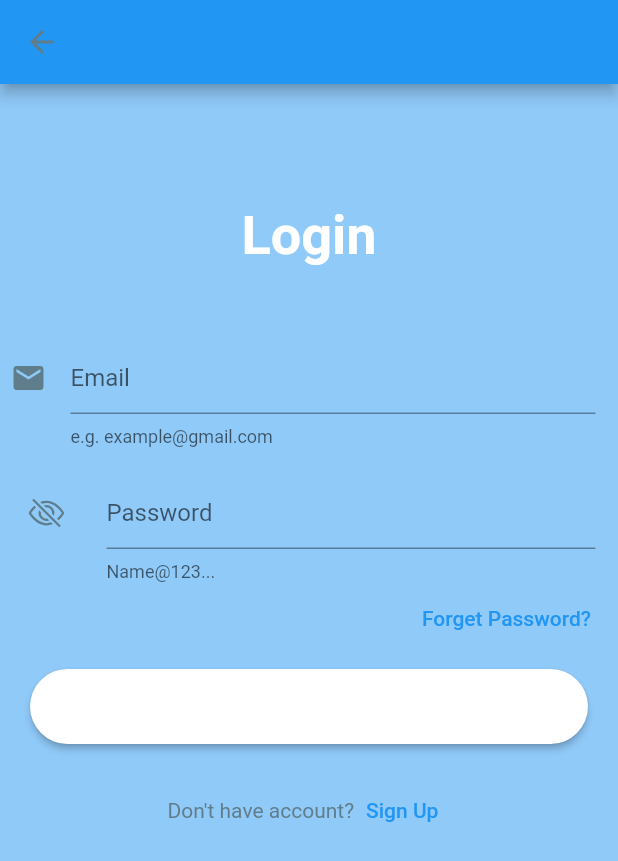
After one commit to Shashank-Sahu8/Tic-Tac-Toe, a Flutter app: the signup screen opened directly, after a tap on "Sign up", after a tap on "Login", on a phone screen of 412 x 824 dp. The commit adds this screen. Shown: the top 861 px of the screen. Run offline on Flutter 3.47's test engine with Material 2 defaults, Android fonts, the light colour scheme and no system bars; our stand-ins replace awesome_dialog, cloud_firestore, firebase_auth, firebase_core, firebase_storage, flutter_spinkit and 4 more; accounts and stored records are empty; generated files the repository leaves out were written again.

Commit message:
Tic Tac Toe

```diff
--- /dev/null
+++ b/lib/login/login.dart
@@ -0,0 +1,166 @@
+import 'package:cloud_firestore/cloud_firestore.dart';
+import 'package:firebase_auth/firebase_auth.dart';
+import 'package:firebase_storage/firebase_storage.dart';
+import 'package:flutter/material.dart';
+import 'package:fluttertoast/fluttertoast.dart';
+import 'package:google_sign_in/google_sign_in.dart';
+import 'package:icons_plus/icons_plus.dart';
+import 'package:tictic/login/signup.dart';
+
+import 'forgetpassword.dart';
+class login extends StatefulWidget {
+
+  const login({super.key});
+
+  @override
+  State<login> createState() => _loginState();
+}
+bool obtext=false;
+final  _auth = FirebaseAuth.instance;
+String? uid=_auth.currentUser?.uid;
+
+class _loginState extends State<login> {
+  var time=DateTime.now();
+  bool loading=false;
+  final _formfield=GlobalKey<FormState>();
+  final emailcontroller=TextEditingController();
+  final password=TextEditingController();
+
+  void login() async{
+    showDialog(context: context, builder: (context){return const Center(child: CircularProgressIndicator(),);});
+    setState(() {
+      loading=true;
+    });
+    await _auth.signInWithEmailAndPassword(email: emailcontroller.text, password: password.text.toString()).then((value){
+      utils().toastmess("Login Successfully");
+      //LocalNotifications.showSimpleNotification(title: 'To_Do',body: 'Successful Log In',payload: 'hello');
+      setState(() {
+        loading=false ;
+      });
+      //Navigator.push(context, MaterialPageRoute(builder: (context)=>pagepage()));
+      utils().toastmess(value.user!.email.toString());}).onError((error, stackTrace) {
+      setState(() {
+        loading=false;
+      });debugPrint(error.toString());utils().toastmess(error.toString());});
+  }
+
+  ad()async{utils().toastmess("doe");
+  print("no user");
+  await FirebaseFirestore.instance.collection('test').doc(uid).set({'ClassName':emailcontroller.text.toString(),'ClassId':password.text.toString()});
+  utils().toastmess("new user");
+  }
+
+  @override
+  Widget build(BuildContext context) {
+    return Scaffold(
+      appBar: AppBar(automaticallyImplyLeading: true,iconTheme: IconThemeData(color: Colors.blueGrey),),
+      backgroundColor: Theme.of(context).colorScheme.background,
+      body: Container(
+        child: SingleChildScrollView(
+          scrollDirection: Axis.vertical,
+          child: Column(
+            mainAxisAlignment: MainAxisAlignment.center,
+            crossAxisAlignment: CrossAxisAlignment.center,
+            children: [
+              SizedBox(height: 80,),
+              Text("Login",textAlign: TextAlign.center,style: TextStyle(fontSize: 36,fontWeight: FontWeight.w700,color: Theme.of(context).colorScheme.onPrimaryContainer),),
+              SizedBox(height: 50,),
+              Form(
+                  key: _formfield,
+                  child: Padding(
+                    padding: const EdgeInsets.only(right: 15.0,left: 7.0),
+                    child: Column(
+
+                      children: [
+                        TextFormField(
+                          keyboardType: TextInputType.emailAddress,
+                          cursorColor: Theme.of(context).colorScheme.tertiary,
+                          controller: emailcontroller,
+                          decoration: InputDecoration(
+                              hintText: "Email",
+                              helperText: "e.g. example@gmail.com",
+                              icon: Icon(Icons.email,color: Colors.blueGrey,)),
+                          validator: (value){if(value!.isEmpty){return 'Enter email';}return null;},
+                        ),
+                        SizedBox(
+                          height: 20,
+                        ),
+                        TextFormField(
+                          keyboardType: TextInputType.text,
+                          cursorColor: Theme.of(context).colorScheme.tertiary,
+                          obscureText: obtext,
+                          controller: password,
+                          decoration: InputDecoration(
+                              hintText: "Password",
+                              helperText: "Name@123...",
+                              icon: IconButton(icon:Icon(obtext!=false?Bootstrap.eye_fill:Bootstrap.eye_slash,color: Colors.blueGrey,) ,onPressed: (){setState(() {
+                                setState(() {
+                                  obtext=!obtext;
+                                });
+                              });},)),
+                          validator: (value){if(value!.isEmpty){return 'Enter password';}return null;},
+                        )
+                      ],
+                    ),
+                  )
+              ),
+              Padding(
+                padding: const EdgeInsets.only(right: 10.0),
+                child: Row(mainAxisAlignment: MainAxisAlignment.end,
+                  children: [
+                    TextButton(onPressed: (){Navigator.push(context, MaterialPageRoute(builder: (context)=>forgetpass()));}, child: Text("Forget Password?",style: TextStyle(color: Theme.of(context).colorScheme.tertiary),)),
+                  ],
+                ),
+              ),
+              Padding(
+                padding: const EdgeInsets.only(left:20.0,top: 10,right: 20.0,bottom: 20.0),
+                child: ElevatedButton(style: ElevatedButton.styleFrom(backgroundColor: Theme.of(context).colorScheme.onPrimaryContainer,shape: RoundedRectangleBorder(borderRadius: BorderRadius.circular(30))) ,
+
+                    onPressed: () {
+                  //ad();
+                      if(_formfield.currentState!.validate()){
+                        login();}
+                        //adduser();
+                        // final snapshot= FirebaseFirestore.instance.doc(uid.toString()).collection('marks').doc('user').collection('user_mail').get();
+                        // if(snapshot.toString().isEmpty)
+                        //   {
+                        //     adduser();
+                        //   }
+                        // else
+                        //   {
+                        //     updateuser();
+                        //   }
+                      //}
+                    }
+
+                    , child: Container(height: 50,child: Row(crossAxisAlignment: CrossAxisAlignment.center,mainAxisAlignment: MainAxisAlignment.center,children: [Icon(Icons.login),SizedBox(width: 10,),Text("Login")],),)),
+              ),
+              Row(mainAxisAlignment: MainAxisAlignment.center,
+                children: [
+                  Text("Don't have account?",style: TextStyle(color: Colors.blueGrey),),
+                  TextButton(onPressed: (){Navigator.push(context, MaterialPageRoute(builder: (context)=>signup()));}, child: Text("Sign Up",style: TextStyle(color: Theme.of(context).colorScheme.tertiary),))
+                ],
+              )
+            ],
+          ),
+        ),
+      ),
+    );
+  }
+}
+class utils{
+
+  toastmess(String message)
+  {
+    Fluttertoast.showToast(
+        msg: message,
+        toastLength: Toast.LENGTH_SHORT,
+        gravity: ToastGravity.BOTTOM,
+        timeInSecForIosWeb: 1,
+        backgroundColor: Colors.grey[700],
+        textColor:  Color(0xff733E9E),
+        fontSize: 16.0
+    );
+  }
+
+}
--- /dev/null
+++ b/lib/login/signup.dart
@@ -0,0 +1,174 @@
+import 'package:firebase_auth/firebase_auth.dart';
+import 'package:flutter/material.dart';
+import 'package:fluttertoast/fluttertoast.dart';
+import 'package:icons_plus/icons_plus.dart';
+import 'login.dart';
+
+class signup extends StatefulWidget {
+  const signup({super.key});
+
+  @override
+  State<signup> createState() => _signupState();
+}
+
+class _signupState extends State<signup> {
+  final formfield=GlobalKey<FormState>();
+  final emailcontroller=TextEditingController();
+  final passwordcontroller=TextEditingController();
+  final confirmpasswordcontroller=TextEditingController();
+  bool loading=false;
+  FirebaseAuth _auth=FirebaseAuth.instance;
+  @override
+  void dispose() {
+    // TODO: implement dispose
+    super.dispose();
+    emailcontroller.dispose();
+    passwordcontroller.dispose();
+  }
+  @override
+  Widget build(BuildContext context) {
+    return Scaffold(appBar: AppBar(automaticallyImplyLeading: true,iconTheme: IconThemeData(color: Colors.blueGrey),),
+      backgroundColor:Theme.of(context).colorScheme.background,
+      extendBodyBehindAppBar: true,
+      body: SafeArea(
+        child: Container(
+          child: SingleChildScrollView(
+            scrollDirection: Axis.vertical,
+            child: Column(
+              mainAxisAlignment: MainAxisAlignment.center,
+              crossAxisAlignment: CrossAxisAlignment.center,
+              children: [
+                Column(
+                  children: [
+                    SizedBox(height: 50,),
+                    Text("Sign Up",textAlign: TextAlign.center,style: TextStyle(fontSize: 36,fontWeight: FontWeight.w700,color:Theme.of(context).colorScheme.onPrimaryContainer),),
+                    SizedBox(height: 10,),
+                    //Image.asset('assets/key-with-padlock-icon-in-comic-style-access-login-vector-cartoon-illustration-pictogram-lock-keyhole-business-concept-splash-effect-rbc5ej-removebg-preview.png',fit: BoxFit.cover,),
+                  ],
+                ),
+                Form(
+                    key: formfield,
+                    child: Padding(
+                      padding: const EdgeInsets.only(right: 15.0,left: 7.0),
+                      child: Column(
+
+                        children: [
+                          TextFormField(
+                            keyboardType: TextInputType.emailAddress,
+                            cursorColor: Colors.orange,
+                            controller: emailcontroller,
+                            decoration: InputDecoration(
+                                hintText: "Email",
+                                helperText: "e.g. example@gmail.com",
+                                icon: Icon(Icons.email,color: Colors.blueGrey,)),
+                            validator: (value){if(value!.isEmpty){return 'Enter email';}return null;},
+                          ),
+                          SizedBox(
+                            height: 20,
+                          ),
+                          TextFormField(
+                            keyboardType: TextInputType.text,
+                            cursorColor: Colors.blueGrey,
+                            obscureText: true,
+                            controller: passwordcontroller,
+                            decoration: InputDecoration(
+                                hintText: "Password",
+                                helperText: "Name@123...",
+                                icon: Icon(Bootstrap.keyboard,color: Colors.blueGrey,)),
+                            validator: (value){if(value!.isEmpty){return 'Enter password';}return null;},
+                          ),
+                          SizedBox(height: 20,),
+                          TextFormField(
+                            keyboardType: TextInputType.text,
+                            cursorColor: Colors.blueGrey,
+                            obscureText: true,
+                            controller: confirmpasswordcontroller,
+                            decoration: InputDecoration(
+                                hintText: "Confirm Password",
+                                helperText: "Name@123...",
+                                icon: Icon(Bootstrap.keyboard,color: Colors.blueGrey,)),
+                            validator: (value){
+                              if(value!.isEmpty){return 'Enter password again';}return null;},
+                          )
+                        ],
+                      ),
+                    )
+                ),
+                SizedBox(height: 10,),
+                Padding(
+                  padding: const EdgeInsets.all(20.0),
+                  child: ElevatedButton(
+
+                      style: ElevatedButton.styleFrom(
+                          backgroundColor: Color(0xff03002e),shape: RoundedRectangleBorder(borderRadius: BorderRadius.circular(30))) ,
+
+                      onPressed: () {
+                        // if(passwordcontroller!=confirmpasswordcontroller)
+                        // {
+                        //   Future.error(Text("Password Incorrect"));
+                        // }
+                        if (formfield.currentState!.validate()) {
+                          // if(passwordcontroller!=confirmpasswordcontroller)
+                          //   {
+                          //     return utils().toastmess("Password not matched");
+                          //   }
+                          // else
+                          //   {
+                          showDialog(context: context, builder: (context) {
+                            return const Center(
+                              child: CircularProgressIndicator(),);
+                          });
+                          _auth.createUserWithEmailAndPassword(
+                              email: emailcontroller.text.toString(),
+                              password: passwordcontroller.text.toString())
+                              .then((value) {Navigator.pop(context);
+                            utils().toastmess("Sign Up successfully");
+                            Navigator.pop(context);
+                            // LocalNotifications.showSimpleNotification(title: 'To_Do',body: 'Successful Log In',payload: 'hello');
+                          }).onError((error, stackTrace) {
+                            utils().toastmess(error.toString());
+                          });
+                        }
+                        }
+
+                      , child: Container(height: 50,child: Row(crossAxisAlignment: CrossAxisAlignment.center,mainAxisAlignment: MainAxisAlignment.center,children: [Icon(Icons.login),SizedBox(width: 10,),Text("Sign up")],),)),
+                ),
+
+                SizedBox(height: 20,),
+                Padding(
+                  padding: const EdgeInsets.only(left: 20.0),
+                  child: Row(mainAxisAlignment: MainAxisAlignment.center,
+                    children: [
+                      Text("Already have account?",style: TextStyle(fontSize: 15,color: Theme.of(context).colorScheme.onPrimaryContainer),),
+                      TextButton(onPressed: (){Navigator.push(context, MaterialPageRoute(builder: (context)=>login()));}, child: Text("Login",style: TextStyle(color:  Theme.of(context).colorScheme.tertiary),))
+                    ],
+                  ),
+                ),
+
+              ],
+            ),
+          ),
+        ),
+      ),
+
+    );
+  }
+}
+
+
+class utils{
+
+  toastmess(String message)
+  {
+    Fluttertoast.showToast(
+        msg: message,
+        toastLength: Toast.LENGTH_SHORT,
+        gravity: ToastGravity.BOTTOM,
+        timeInSecForIosWeb: 1,
+        backgroundColor: Colors.grey[700],
+        textColor: Colors.orange,
+        fontSize: 16.0
+    );
+  }
+
+}
```
Also changed, not shown: lib/game_page.dart (+20 -7 lines), lib/history.dart (added, +31 -0 lines), lib/login/forgetpassword.dart (added, +80 -0 lines), lib/login/if_login.dart (added, +27 -0 lines), lib/main.dart (+6 -1 lines), pubspec.yaml (+10 -0 lines), pubspec.lock, 8 other files.
